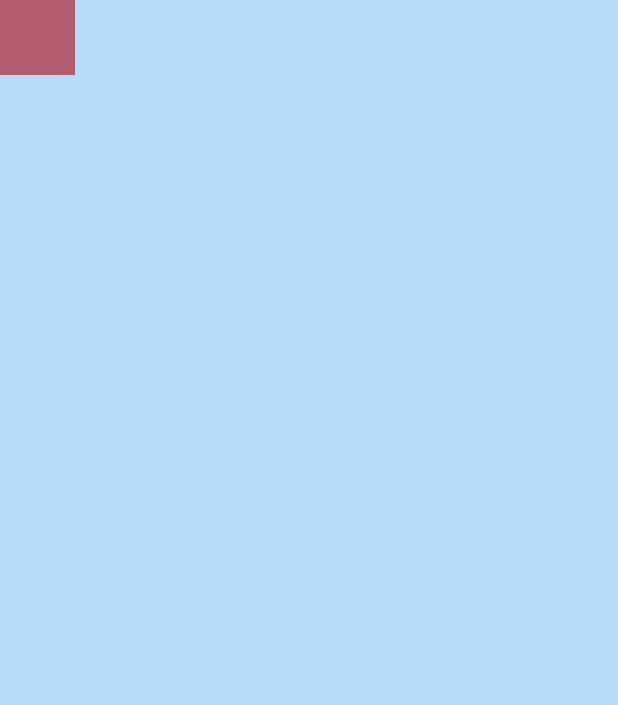
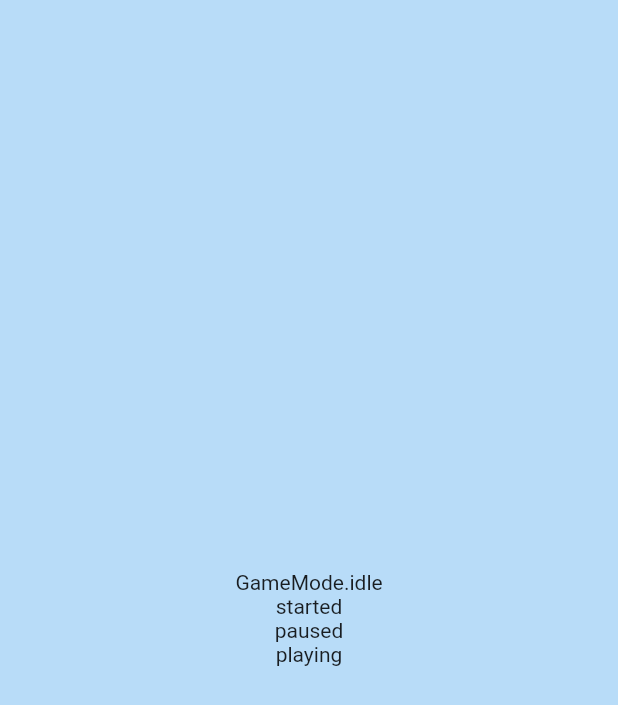
Before and after one commit to yeasin50/space_craft, a Flutter app: the first screen one second after launch, on a phone screen of 412 x 824 dp. Shown: the top 705 px of the screen. Run offline on Flutter 3.47's test engine with Material 2 defaults, Android fonts, the phone set to English and light mode, and no system bars; our stand-ins replace assets_audio_player, easy_rich_text, flutter_riverpod.

Commit message:
middle-of-issue

```diff
--- /dev/null
+++ b/lib/constants/constants.dart
@@ -0,0 +1 @@
+export 'game_mode.enum.dart';
--- /dev/null
+++ b/lib/constants/game_mode.enum.dart
@@ -0,0 +1,8 @@
+enum GameMode {
+  idle,
+  started,
+  playing,
+  paused,
+  resumed,
+  restart,
+}
--- a/lib/provider/enemy_provider.dart
+++ b/lib/provider/enemy_provider.dart
@@ -3,6 +3,7 @@ import 'dart:math';
 
 import 'package:flutter/widgets.dart';
 
+import '../constants/constants.dart';
 import '../model/model.dart';
 import 'provider.dart';
 
@@ -13,7 +14,15 @@ final enemyProvider =
       constranits.maxWidth,
       constranits.maxHeight,
     );
-    return EnemyChangeNotifier(screenSize);
+
+    final GameMode gameMode = ref.watch(gameManagerProvider);
+    final GameManager gameModeNofitifer =
+        ref.watch(gameManagerProvider.notifier);
+
+    return EnemyChangeNotifier(
+      screenSize: screenSize,
+      gameMode: gameMode,
+    );
   },
 );
 
@@ -26,14 +35,26 @@ class EnemyChangeNotifier extends ChangeNotifier {
 
   final Duration enemyMovementRate = const Duration(milliseconds: 100);
   final Duration enemyGenerateDuration = const Duration(seconds: 1);
+  Timer? _timerEnemyGeneration;
+
   final double enemyMovementPX = 10.0;
 
+  final gameMode;
+
   //todo: controll flow
-  EnemyChangeNotifier(
-    this.screenSize,
-  ) {
+  EnemyChangeNotifier({
+    required this.screenSize,
+    required this.gameMode,
+  }) {
+    debugPrint(gameMode.toString());
     _enemyMovement();
-    generateEnemies();
+    if (gameMode == GameMode.playing) {
+      generateEnemies();
+    } else {
+      if (_timerEnemyGeneration != null) {
+        _timerEnemyGeneration!.cancel();
+      }
+    }
   }
 
   final List<EnemyShip> _enemies = [];
@@ -41,7 +62,7 @@ class EnemyChangeNotifier extends ChangeNotifier {
 
   generateEnemies() {
     //todo: create handler
-    Timer.periodic(enemyGenerateDuration, (t) {
+    _timerEnemyGeneration = Timer.periodic(enemyGenerateDuration, (t) {
       _addEnemy();
     });
   }
@@ -72,7 +93,7 @@ class EnemyChangeNotifier extends ChangeNotifier {
         }
       }
       // debugPrint("f1PY: ${_enemies.first.position2d.dY} ");
-      debugPrint("total enemyShip: ${_enemies.length}");
+      // debugPrint("total enemyShip: ${_enemies.length}");
       notifyListeners();
     });
   }
--- /dev/null
+++ b/lib/provider/game_manager.dart
@@ -0,0 +1,26 @@
+import '../constants/constants.dart';
+import 'provider.dart';
+
+final gameManagerProvider = StateNotifierProvider<GameManager, GameMode>(
+  (ref) {
+    return GameManager();
+  },
+);
+
+class GameManager extends StateNotifier<GameMode> {
+  GameManager() : super(GameMode.idle);
+
+  void idle() => state = GameMode.idle;
+  void started() => state = GameMode.started;
+  void playing() => state = GameMode.playing;
+  void paused() => state = GameMode.paused;
+  void resumed() => state = GameMode.resumed;
+  void restart() => state = GameMode.restart;
+
+  GameMode get mode => state;
+
+  @override
+  void dispose() {
+    super.dispose();
+  }
+}
--- a/lib/provider/player_info_provider.dart
+++ b/lib/provider/player_info_provider.dart
@@ -2,9 +2,9 @@ import 'dart:async';
 
 import 'package:async/async.dart';
 import 'package:flutter/cupertino.dart';
-import 'package:flutter_riverpod/flutter_riverpod.dart';
 
 import '../../model/model.dart';
+import 'provider.dart';
 
 final playerInfoProvider = ChangeNotifierProvider<PlayerInfoNotifier>(
   (ref) {
--- a/lib/provider/provider.dart
+++ b/lib/provider/provider.dart
@@ -1,4 +1,6 @@
 export 'package:flutter_riverpod/flutter_riverpod.dart';
+
 export 'bullets_provider.dart';
+export 'enemy_provider.dart';
+export 'game_manager.dart';
 export 'player_info_provider.dart';
-export 'enemy_provider.dart';
--- a/lib/screens/on_play/on_play.screen.dart
+++ b/lib/screens/on_play/on_play.screen.dart
@@ -8,33 +8,36 @@ class OnPlayScreen extends ConsumerWidget {
 
   @override
   Widget build(BuildContext context, WidgetRef ref) {
-    final playerInfo = ref.watch(playerInfoProvider);
+    // final playerInfo = ref.watch(playerInfoProvider);
+
     return Scaffold(
       body: LayoutBuilder(
         builder: (context, constraints) => Stack(
           children: [
-            Positioned(
-              top: playerInfo.player.position2d.dY,
-              left: playerInfo.player.position2d.dX,
-              child: playerShip(),
-            ),
+            // Positioned(
+            //   top: playerInfo.player.position2d.dY,
+            //   left: playerInfo.player.position2d.dX,
+            //   child: playerShip(),
+            // ),
 
             EnemyOverlay(
               constraints: constraints,
             ),
 
-            ...playerInfo.bullets.map((b) {
-              return Positioned(
-                top: b.position.dY,
-                left: b.position.dX,
-                child: const Text('A'),
-              );
-            }).toList(),
+            // ...playerInfo.bullets.map((b) {
+            //   return Positioned(
+            //     top: b.position.dY,
+            //     left: b.position.dX,
+            //     child: const Text('A'),
+            //   );
+            // }).toList(),
 
             /// detect touch on bottom
             TouchPositionDetector(
               constraints: constraints,
             ),
+
+            const GameControllBar(),
           ],
         ),
       ),
--- /dev/null
+++ b/lib/screens/on_play/widgets/game_controll_bar.dart
@@ -0,0 +1,41 @@
+import 'package:flutter/material.dart';
+
+import '../../../constants/constants.dart';
+import '../../../provider/provider.dart';
+
+class GameControllBar extends ConsumerWidget {
+  const GameControllBar({Key? key}) : super(key: key);
+
+  @override
+  Widget build(BuildContext context, ref) {
+    final GameMode gameMode = ref.watch(gameManagerProvider);
+    final GameManager gameModeNofitifer =
+        ref.read(gameManagerProvider.notifier);
+    return Center(
+      child: Column(
+        mainAxisAlignment: MainAxisAlignment.center,
+        children: [
+          Text("$gameMode"),
+          InkWell(
+            onTap: () {
+              gameModeNofitifer.started();
+            },
+            child: const Text("started"),
+          ),
+          InkWell(
+            onTap: () {
+              gameModeNofitifer.paused();
+            },
+            child: const Text("paused"),
+          ),
+          InkWell(
+            onTap: () {
+              gameModeNofitifer.playing();
+            },
+            child: const Text("playing"),
+          ),
+        ],
+      ),
+    );
+  }
+}
--- a/lib/screens/on_play/widgets/widgets.dart
+++ b/lib/screens/on_play/widgets/widgets.dart
@@ -1,4 +1,4 @@
 export 'enemy_overlay.dart';
-export 'play_pause_button.dart';
+export 'game_controll_bar.dart';
 export 'player_ship.dart';
 export 'touchpos_detector.dart';
```
Also changed, not shown: lib/screens/on_play/widgets/play_pause_button.dart (deleted).
